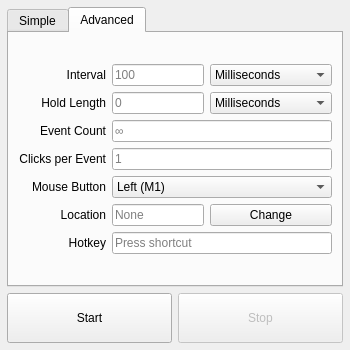
Qt form assets/window.ui (CaymanFreeman/Clikr) before a commit.
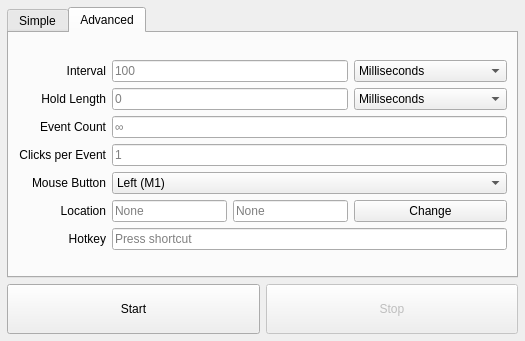
The same form after that commit. The open tabs and pages were chosen to show the change.

```diff
--- a/assets/window.ui
+++ b/assets/window.ui
@@ -6,10 +6,16 @@
    <rect>
     <x>0</x>
     <y>0</y>
-    <width>350</width>
-    <height>350</height>
+    <width>525</width>
+    <height>341</height>
    </rect>
   </property>
+  <property name="sizePolicy">
+   <sizepolicy hsizetype="MinimumExpanding" vsizetype="MinimumExpanding">
+    <horstretch>0</horstretch>
+    <verstretch>0</verstretch>
+   </sizepolicy>
+  </property>
   <property name="windowTitle">
    <string>Clikr</string>
   </property>
@@ -194,62 +200,31 @@
        <attribute name="title">
         <string>Advanced</string>
        </attribute>
-       <layout class="QGridLayout" name="gridLayout" columnstretch="0,3,4">
-        <item row="0" column="0" colspan="3">
-         <spacer name="advanced_top_spacer">
-          <property name="orientation">
-           <enum>Qt::Vertical</enum>
-          </property>
-          <property name="sizeHint" stdset="0">
+       <layout class="QGridLayout" name="gridLayout" columnstretch="0,3,3,4" rowminimumheight="0,20,20,20,20,20,20,20,0">
+        <item row="3" column="1" colspan="3">
+         <widget class="QLineEdit" name="advanced_event_count_input">
+          <property name="minimumSize">
            <size>
-            <width>20</width>
-            <height>0</height>
+            <width>0</width>
+            <height>20</height>
            </size>
           </property>
-         </spacer>
-        </item>
-        <item row="1" column="0">
-         <widget class="QLabel" name="advanced_interval_label">
-          <property name="text">
-           <string>Interval</string>
-          </property>
-          <property name="alignment">
-           <set>Qt::AlignRight|Qt::AlignTrailing|Qt::AlignVCenter</set>
-          </property>
-         </widget>
-        </item>
-        <item row="1" column="1">
-         <widget class="QLineEdit" name="advanced_interval_input">
           <property name="maxLength">
            <number>7</number>
           </property>
           <property name="placeholderText">
-           <string>100</string>
+           <string>∞</string>
           </property>
          </widget>
         </item>
-        <item row="1" column="2">
-         <widget class="QComboBox" name="advanced_interval_scale_input">
-          <item>
-           <property name="text">
-            <string>Milliseconds</string>
-           </property>
-          </item>
-          <item>
-           <property name="text">
-            <string>Seconds</string>
-           </property>
-          </item>
-          <item>
-           <property name="text">
-            <string>Minutes</string>
-           </property>
-          </item>
-          <item>
-           <property name="text">
-            <string>Hours</string>
-           </property>
-          </item>
+        <item row="3" column="0">
+         <widget class="QLabel" name="advanced_event_count_label">
+          <property name="text">
+           <string>Event Count</string>
+          </property>
+          <property name="alignment">
+           <set>Qt::AlignRight|Qt::AlignTrailing|Qt::AlignVCenter</set>
+          </property>
          </widget>
         </item>
         <item row="2" column="0">
@@ -262,18 +237,14 @@
           </property>
          </widget>
         </item>
-        <item row="2" column="1">
-         <widget class="QLineEdit" name="advanced_hold_length_input">
-          <property name="maxLength">
-           <number>7</number>
-          </property>
-          <property name="placeholderText">
-           <string>0</string>
-          </property>
-         </widget>
-        </item>
-        <item row="2" column="2">
+        <item row="2" column="3">
          <widget class="QComboBox" name="advanced_hold_length_scale_input">
+          <property name="minimumSize">
+           <size>
+            <width>0</width>
+            <height>20</height>
+           </size>
+          </property>
           <item>
            <property name="text">
             <string>Milliseconds</string>
@@ -296,38 +267,49 @@
           </item>
          </widget>
         </item>
-        <item row="3" column="0">
-         <widget class="QLabel" name="advanced_event_count_label">
+        <item row="6" column="0">
+         <widget class="QLabel" name="advanced_location_label">
           <property name="text">
-           <string>Event Count</string>
+           <string>Location</string>
           </property>
           <property name="alignment">
            <set>Qt::AlignRight|Qt::AlignTrailing|Qt::AlignVCenter</set>
           </property>
          </widget>
         </item>
-        <item row="3" column="1" colspan="2">
-         <widget class="QLineEdit" name="advanced_event_count_input">
-          <property name="maxLength">
-           <number>7</number>
+        <item row="5" column="1" colspan="3">
+         <widget class="QComboBox" name="advanced_mouse_button_input">
+          <property name="minimumSize">
+           <size>
+            <width>0</width>
+            <height>20</height>
+           </size>
           </property>
-          <property name="placeholderText">
-           <string>∞</string>
-          </property>
+          <item>
+           <property name="text">
+            <string>Left (M1)</string>
+           </property>
+          </item>
+          <item>
+           <property name="text">
+            <string>Right (M2)</string>
+           </property>
+          </item>
+          <item>
+           <property name="text">
+            <string>Middle (M3)</string>
+           </property>
+          </item>
          </widget>
         </item>
-        <item row="4" column="0">
-         <widget class="QLabel" name="advanced_clicks_per_event_label">
-          <property name="text">
-           <string>Clicks per Event</string>
-          </property>
-          <property name="alignment">
-           <set>Qt::AlignRight|Qt::AlignTrailing|Qt::AlignVCenter</set>
-          </property>
-         </widget>
-        </item>
-        <item row="4" column="1" colspan="2">
+        <item row="4" column="1" colspan="3">
          <widget class="QLineEdit" name="advanced_clicks_per_event_input">
+          <property name="minimumSize">
+           <size>
+            <width>0</width>
+            <height>20</height>
+           </size>
+          </property>
           <property name="maxLength">
            <number>7</number>
           </property>
@@ -336,6 +318,16 @@
           </property>
          </widget>
         </item>
+        <item row="4" column="0">
+         <widget class="QLabel" name="advanced_clicks_per_event_label">
+          <property name="text">
+           <string>Clicks per Event</string>
+          </property>
+          <property name="alignment">
+           <set>Qt::AlignRight|Qt::AlignTrailing|Qt::AlignVCenter</set>
+          </property>
+         </widget>
+        </item>
         <item row="5" column="0">
          <widget class="QLabel" name="advanced_mouse_button_label">
           <property name="text">
@@ -346,52 +338,42 @@
           </property>
          </widget>
         </item>
-        <item row="5" column="1" colspan="2">
-         <widget class="QComboBox" name="advanced_mouse_button_input">
-          <item>
-           <property name="text">
-            <string>Left (M1)</string>
-           </property>
-          </item>
-          <item>
-           <property name="text">
-            <string>Right (M2)</string>
-           </property>
-          </item>
-          <item>
-           <property name="text">
-            <string>Middle (M3)</string>
-           </property>
-          </item>
-         </widget>
-        </item>
-        <item row="6" column="0">
-         <widget class="QLabel" name="advanced_location_label">
-          <property name="text">
-           <string>Location</string>
-          </property>
-          <property name="alignment">
-           <set>Qt::AlignRight|Qt::AlignTrailing|Qt::AlignVCenter</set>
-          </property>
-         </widget>
-        </item>
-        <item row="6" column="1">
-         <widget class="QLineEdit" name="advanced_location_display">
-          <property name="readOnly">
-           <bool>true</bool>
-          </property>
-          <property name="placeholderText">
-           <string>None</string>
-          </property>
-         </widget>
-        </item>
-        <item row="6" column="2">
+        <item row="6" column="3">
          <widget class="QPushButton" name="advanced_change_location_button">
+          <property name="minimumSize">
+           <size>
+            <width>0</width>
+            <height>20</height>
+           </size>
+          </property>
           <property name="text">
            <string>Change</string>
           </property>
          </widget>
         </item>
+        <item row="7" column="1" colspan="3">
+         <widget class="QKeySequenceEdit" name="advanced_hotkey_input">
+          <property name="minimumSize">
+           <size>
+            <width>0</width>
+            <height>20</height>
+           </size>
+          </property>
+         </widget>
+        </item>
+        <item row="8" column="0" colspan="4">
+         <spacer name="advanced_bottom_spacer">
+          <property name="orientation">
+           <enum>Qt::Vertical</enum>
+          </property>
+          <property name="sizeHint" stdset="0">
+           <size>
+            <width>20</width>
+            <height>0</height>
+           </size>
+          </property>
+         </spacer>
+        </item>
         <item row="7" column="0">
          <widget class="QLabel" name="advanced_hotkey_label">
           <property name="text">
@@ -402,11 +384,38 @@
           </property>
          </widget>
         </item>
-        <item row="7" column="1" colspan="2">
-         <widget class="QKeySequenceEdit" name="advanced_hotkey_input"/>
+        <item row="1" column="3">
+         <widget class="QComboBox" name="advanced_interval_scale_input">
+          <property name="minimumSize">
+           <size>
+            <width>0</width>
+            <height>20</height>
+           </size>
+          </property>
+          <item>
+           <property name="text">
+            <string>Milliseconds</string>
+           </property>
+          </item>
+          <item>
+           <property name="text">
+            <string>Seconds</string>
+           </property>
+          </item>
+          <item>
+           <property name="text">
+            <string>Minutes</string>
+           </property>
+          </item>
+          <item>
+           <property name="text">
+            <string>Hours</string>
+           </property>
+          </item>
+         </widget>
         </item>
-        <item row="8" column="0" colspan="3">
-         <spacer name="advanced_bottom_spacer">
+        <item row="0" column="0" colspan="4">
+         <spacer name="advanced_top_spacer">
           <property name="orientation">
            <enum>Qt::Vertical</enum>
           </property>
@@ -418,6 +427,80 @@
           </property>
          </spacer>
         </item>
+        <item row="1" column="0">
+         <widget class="QLabel" name="advanced_interval_label">
+          <property name="text">
+           <string>Interval</string>
+          </property>
+          <property name="alignment">
+           <set>Qt::AlignRight|Qt::AlignTrailing|Qt::AlignVCenter</set>
+          </property>
+         </widget>
+        </item>
+        <item row="6" column="1">
+         <widget class="QLineEdit" name="advanced_location_x_input">
+          <property name="minimumSize">
+           <size>
+            <width>0</width>
+            <height>20</height>
+           </size>
+          </property>
+          <property name="maxLength">
+           <number>7</number>
+          </property>
+          <property name="placeholderText">
+           <string>None</string>
+          </property>
+         </widget>
+        </item>
+        <item row="6" column="2">
+         <widget class="QLineEdit" name="advanced_location_y_input">
+          <property name="minimumSize">
+           <size>
+            <width>0</width>
+            <height>20</height>
+           </size>
+          </property>
+          <property name="maxLength">
+           <number>7</number>
+          </property>
+          <property name="placeholderText">
+           <string>None</string>
+          </property>
+         </widget>
+        </item>
+        <item row="1" column="1" colspan="2">
+         <widget class="QLineEdit" name="advanced_interval_input">
+          <property name="minimumSize">
+           <size>
+            <width>0</width>
+            <height>20</height>
+           </size>
+          </property>
+          <property name="maxLength">
+           <number>7</number>
+          </property>
+          <property name="placeholderText">
+           <string>100</string>
+          </property>
+         </widget>
+        </item>
+        <item row="2" column="1" colspan="2">
+         <widget class="QLineEdit" name="advanced_hold_length_input">
+          <property name="minimumSize">
+           <size>
+            <width>0</width>
+            <height>20</height>
+           </size>
+          </property>
+          <property name="maxLength">
+           <number>7</number>
+          </property>
+          <property name="placeholderText">
+           <string>0</string>
+          </property>
+         </widget>
+        </item>
        </layout>
       </widget>
      </widget>
```
Left out of the diff: 187 changed lines with no effect on the pictures.
